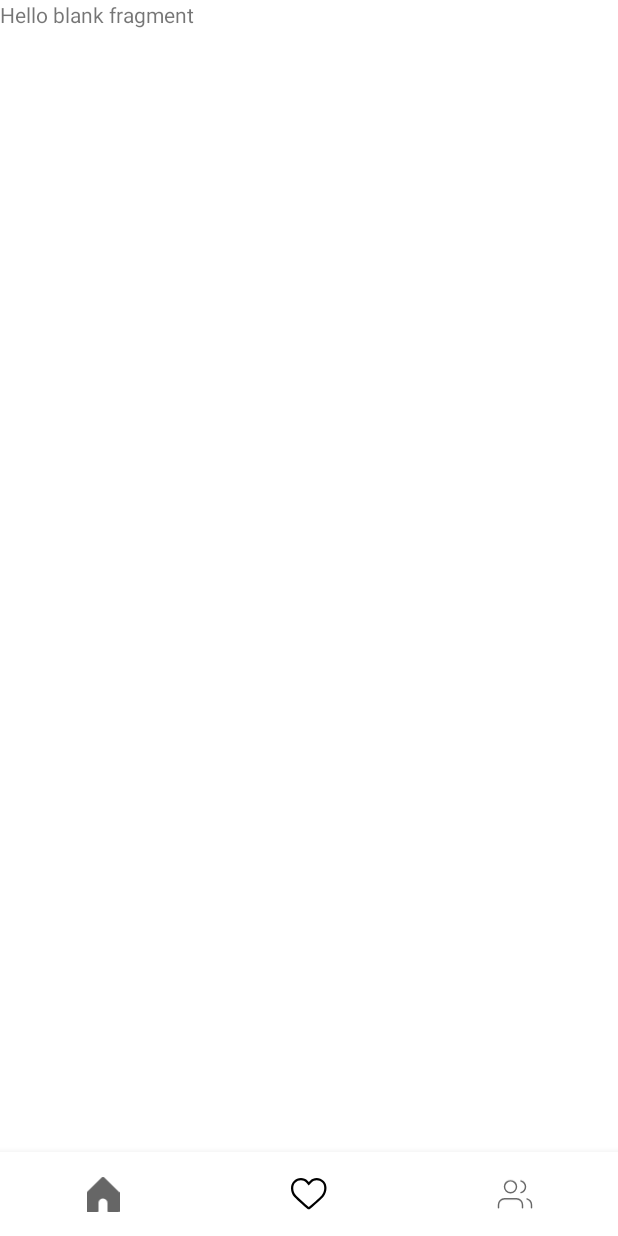
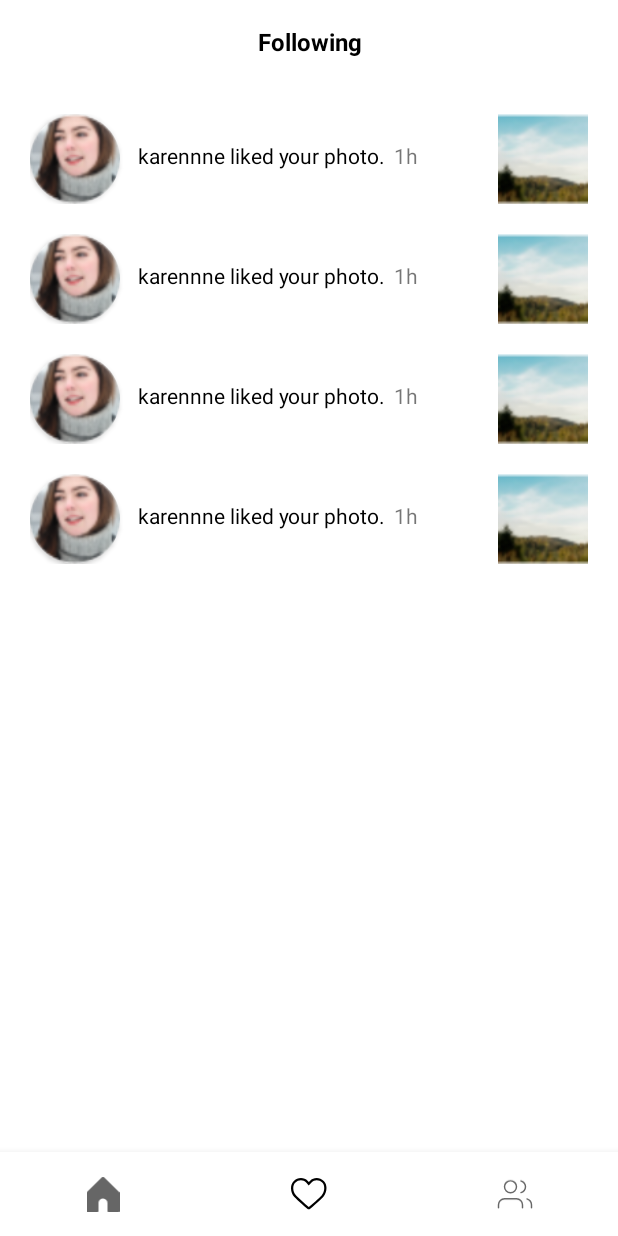
Before and after one commit to eldegen/hw7m3, an Android app: the SecondFragment screen opened through its navigation route, on a phone screen of 412 x 824 dp. Before the commit the screen is almost empty. Run offline under Robolectric (Android 15) with nearby library versions, the phone set to English and light mode, and no system bars; our stand-ins replace navigation-ui.

Commit message:
I made Following page

```diff
--- a/app/src/main/java/com/example/hw7m3/SecondFragment/SecondFragment.java
+++ b/app/src/main/java/com/example/hw7m3/SecondFragment/SecondFragment.java
@@ -2,65 +2,48 @@ package com.example.hw7m3.SecondFragment;
 
 import android.os.Bundle;
 
+import androidx.annotation.NonNull;
+import androidx.annotation.Nullable;
 import androidx.fragment.app.Fragment;
 
 import android.view.LayoutInflater;
 import android.view.View;
 import android.view.ViewGroup;
 
+import com.example.hw7m3.MainFragment.RecyclerAdapter;
 import com.example.hw7m3.R;
+import com.example.hw7m3.databinding.FragmentMainBinding;
+import com.example.hw7m3.databinding.FragmentSecondBinding;
 
-/**
- * A simple {@link Fragment} subclass.
- * Use the {@link SecondFragment#newInstance} factory method to
- * create an instance of this fragment.
- */
+import java.util.ArrayList;
+
 public class SecondFragment extends Fragment {
-
-    // TODO: Rename parameter arguments, choose names that match
-    // the fragment initialization parameters, e.g. ARG_ITEM_NUMBER
-    private static final String ARG_PARAM1 = "param1";
-    private static final String ARG_PARAM2 = "param2";
-
-    // TODO: Rename and change types of parameters
-    private String mParam1;
-    private String mParam2;
-
-    public SecondFragment() {
-        // Required empty public constructor
-    }
-
-    /**
-     * Use this factory method to create a new instance of
-     * this fragment using the provided parameters.
-     *
-     * @param param1 Parameter 1.
-     * @param param2 Parameter 2.
-     * @return A new instance of fragment SecondFragment.
-     */
-    // TODO: Rename and change types and number of parameters
-    public static SecondFragment newInstance(String param1, String param2) {
-        SecondFragment fragment = new SecondFragment();
-        Bundle args = new Bundle();
-        args.putString(ARG_PARAM1, param1);
-        args.putString(ARG_PARAM2, param2);
-        fragment.setArguments(args);
-        return fragment;
-    }
-
-    @Override
-    public void onCreate(Bundle savedInstanceState) {
-        super.onCreate(savedInstanceState);
-        if (getArguments() != null) {
-            mParam1 = getArguments().getString(ARG_PARAM1);
-            mParam2 = getArguments().getString(ARG_PARAM2);
-        }
-    }
+    private FragmentSecondBinding binding;
+    private SecondRecyclerAdapter recyclerAdapter;
 
     @Override
     public View onCreateView(LayoutInflater inflater, ViewGroup container,
                              Bundle savedInstanceState) {
         // Inflate the layout for this fragment
-        return inflater.inflate(R.layout.fragment_second, container, false);
+        binding = FragmentSecondBinding.inflate(LayoutInflater.from(requireContext()));
+        return binding.getRoot();
+    }
+
+    @Override
+    public void onViewCreated(@NonNull View view, @Nullable Bundle savedInstanceState) {
+        super.onViewCreated(view, savedInstanceState);
+        createItems();
+    }
+
+    private void createItems() {
+        ArrayList<SecondItemModel> list = new ArrayList<>();
+
+        list.add(new SecondItemModel("karennne liked your photo.", "1h", R.drawable.img_avatar_karennne, R.drawable.img_post_act));
+        list.add(new SecondItemModel("karennne liked your photo.", "1h", R.drawable.img_avatar_karennne, R.drawable.img_post_act));
+        list.add(new SecondItemModel("karennne liked your photo.", "1h", R.drawable.img_avatar_karennne, R.drawable.img_post_act));
+        list.add(new SecondItemModel("karennne liked your photo.", "1h", R.drawable.img_avatar_karennne, R.drawable.img_post_act));
+
+        recyclerAdapter = new SecondRecyclerAdapter(list);
+        binding.recycler.setAdapter(recyclerAdapter);
     }
 }
--- /dev/null
+++ b/app/src/main/java/com/example/hw7m3/SecondFragment/SecondItemModel.java
@@ -0,0 +1,47 @@
+package com.example.hw7m3.SecondFragment;
+
+public class SecondItemModel {
+    private String title, time;
+    private int profile, post;
+
+    public SecondItemModel(String title, String time, int profile, int post) {
+        this.title = title;
+        this.time = time;
+        this.profile = profile;
+        this.post = post;
+    }
+
+
+
+    public String getTitle() {
+        return title;
+    }
+
+    public void setTitle(String title) {
+        this.title = title;
+    }
+
+    public String getTime() {
+        return time;
+    }
+
+    public void setTime(String time) {
+        this.time = time;
+    }
+
+    public int getProfile() {
+        return profile;
+    }
+
+    public void setProfile(int profile) {
+        this.profile = profile;
+    }
+
+    public int getPost() {
+        return post;
+    }
+
+    public void setPost(int post) {
+        this.post = post;
+    }
+}
--- /dev/null
+++ b/app/src/main/java/com/example/hw7m3/SecondFragment/SecondRecyclerAdapter.java
@@ -0,0 +1,37 @@
+package com.example.hw7m3.SecondFragment;
+
+import android.view.LayoutInflater;
+import android.view.ViewGroup;
+
+import androidx.annotation.NonNull;
+import androidx.recyclerview.widget.RecyclerView;
+
+import com.example.hw7m3.MainFragment.ViewHolder;
+import com.example.hw7m3.databinding.SecondItemRecyclerBinding;
+
+import java.util.ArrayList;
+
+public class SecondRecyclerAdapter extends RecyclerView.Adapter<SecondViewHolder> {
+    private ArrayList<SecondItemModel> list = new ArrayList<>();
+
+    public SecondRecyclerAdapter(ArrayList<SecondItemModel> list) {
+        this.list = list;
+    }
+
+    @NonNull
+    @Override
+    public SecondViewHolder onCreateViewHolder(@NonNull ViewGroup parent, int viewType) {
+        SecondItemRecyclerBinding binding = SecondItemRecyclerBinding.inflate(LayoutInflater.from(parent.getContext()));
+        return new SecondViewHolder(binding);
+    }
+
+    @Override
+    public void onBindViewHolder(@NonNull SecondViewHolder holder, int position) {
+        holder.onBind(list.get(position));
+    }
+
+    @Override
+    public int getItemCount() {
+        return list.size();
+    }
+}
--- /dev/null
+++ b/app/src/main/java/com/example/hw7m3/SecondFragment/SecondViewHolder.java
@@ -0,0 +1,22 @@
+package com.example.hw7m3.SecondFragment;
+
+import androidx.annotation.NonNull;
+import androidx.recyclerview.widget.RecyclerView;
+
+import com.example.hw7m3.databinding.SecondItemRecyclerBinding;
+
+public class SecondViewHolder extends RecyclerView.ViewHolder{
+    private SecondItemRecyclerBinding binding;
+
+    public SecondViewHolder(@NonNull SecondItemRecyclerBinding itemView) {
+        super(itemView.getRoot());
+        binding = itemView;
+    }
+
+    public void onBind(SecondItemModel model) {
+        binding.ivProfileAct.setImageResource(model.getProfile());
+        binding.ivPostAct.setImageResource(model.getPost());
+        binding.tvTitleAct.setText(model.getTitle());
+        binding.tvTimeAct.setText(model.getTime());
+    }
+}
--- a/app/src/main/res/layout/fragment_second.xml
+++ b/app/src/main/res/layout/fragment_second.xml
@@ -3,12 +3,34 @@
     xmlns:tools="http://schemas.android.com/tools"
     android:layout_width="match_parent"
     android:layout_height="match_parent"
+    xmlns:app="http://schemas.android.com/apk/res-auto"
     tools:context=".SecondFragment.SecondFragment">
 
-    <!-- TODO: Update blank fragment layout -->
-    <TextView
+    <LinearLayout
+        android:orientation="vertical"
         android:layout_width="match_parent"
-        android:layout_height="match_parent"
-        android:text="@string/hello_blank_fragment" />
+        android:layout_height="match_parent">
+        <androidx.appcompat.widget.Toolbar
+            android:layout_width="match_parent"
+            android:layout_height="wrap_content">
+
+            <TextView
+                android:text="@string/following"
+                android:textAlignment="center"
+                android:textColor="@color/black"
+                android:textSize="16sp"
+                android:textStyle="bold"
+                android:layout_marginHorizontal="50dp"
+                android:layout_width="match_parent"
+                android:layout_height="match_parent"/>
+
+        </androidx.appcompat.widget.Toolbar>
+
+        <androidx.recyclerview.widget.RecyclerView
+            android:id="@+id/recycler"
+            app:layoutManager="androidx.recyclerview.widget.GridLayoutManager"
+            android:layout_width="match_parent"
+            android:layout_height="match_parent"/>
+    </LinearLayout>
 
 </FrameLayout>
--- a/app/src/main/res/layout/fragment_third.xml
+++ b/app/src/main/res/layout/fragment_third.xml
@@ -5,10 +5,6 @@
     android:layout_height="match_parent"
     tools:context=".ThirdFragment.ThirdFragment">
 
-    <!-- TODO: Update blank fragment layout -->
-    <TextView
-        android:layout_width="match_parent"
-        android:layout_height="match_parent"
-        android:text="@string/hello_blank_fragment" />
+
 
 </FrameLayout>
--- /dev/null
+++ b/app/src/main/res/layout/second_item_recycler.xml
@@ -0,0 +1,61 @@
+<?xml version="1.0" encoding="utf-8"?>
+<androidx.constraintlayout.widget.ConstraintLayout xmlns:android="http://schemas.android.com/apk/res/android"
+    android:layout_width="match_parent"
+    android:layout_height="match_parent"
+    xmlns:app="http://schemas.android.com/apk/res-auto">
+
+    <LinearLayout
+        android:id="@+id/first_linear"
+        android:orientation="horizontal"
+        android:layout_marginTop="20dp"
+        android:layout_marginHorizontal="20dp"
+        app:layout_constraintTop_toTopOf="parent"
+        app:layout_constraintStart_toStartOf="parent"
+        android:layout_width="match_parent"
+        android:layout_height="wrap_content">
+
+        <androidx.cardview.widget.CardView
+            app:cardCornerRadius="100dp"
+            android:layout_width="60dp"
+            android:layout_height="60dp">
+
+            <ImageView
+                android:id="@+id/iv_profile_act"
+                android:src="@drawable/ic_launcher_background"
+                android:layout_width="match_parent"
+                android:layout_height="match_parent"/>
+
+        </androidx.cardview.widget.CardView>
+
+        <TextView
+            android:id="@+id/tv_title_act"
+            android:text="@string/title"
+            android:textSize="14sp"
+            android:textColor="@color/black"
+            android:layout_marginTop="18dp"
+            android:layout_marginStart="12dp"
+            android:layout_width="wrap_content"
+            android:layout_height="wrap_content"/>
+
+        <TextView
+            android:id="@+id/tv_time_act"
+            android:text="@string/_1h"
+            android:textSize="14sp"
+            android:layout_marginTop="18dp"
+            android:layout_marginHorizontal="5dp"
+            android:layout_width="wrap_content"
+            android:layout_height="wrap_content"/>
+
+    </LinearLayout>
+
+    <ImageView
+        android:id="@+id/iv_post_act"
+        android:src="@drawable/ic_launcher_background"
+        app:layout_constraintTop_toTopOf="@id/first_linear"
+        app:layout_constraintEnd_toEndOf="@id/first_linear"
+        android:layout_width="60dp"
+        android:layout_height="60dp"/>
+
+
+
+</androidx.constraintlayout.widget.ConstraintLayout>
--- a/app/src/main/res/values/strings.xml
+++ b/app/src/main/res/values/strings.xml
@@ -7,4 +7,6 @@
     <string name="profile">Profile</string>
     <string name="title">Title</string>
     <string name="september_1">September 1</string>
+    <string name="_1h">1h</string>
+    <string name="following">Following</string>
 </resources>
```
Also changed, not shown: app/src/main/res/drawable/img_avatar_karennne.png (added), app/src/main/res/drawable/img_post_act.png (added).
